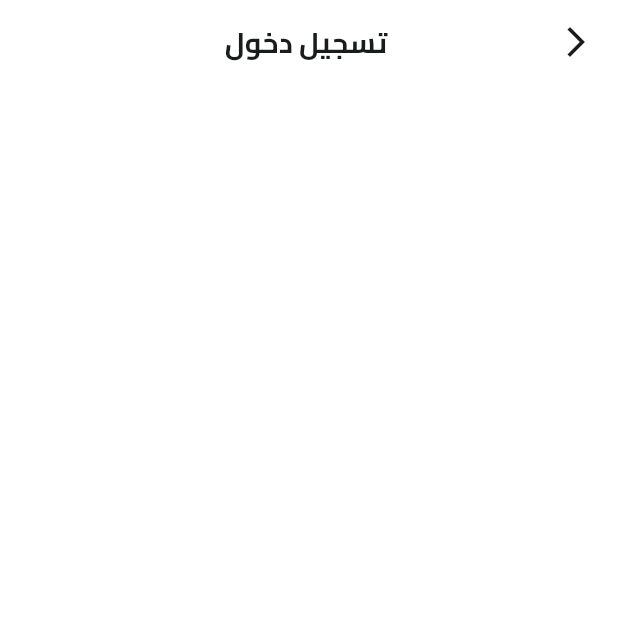
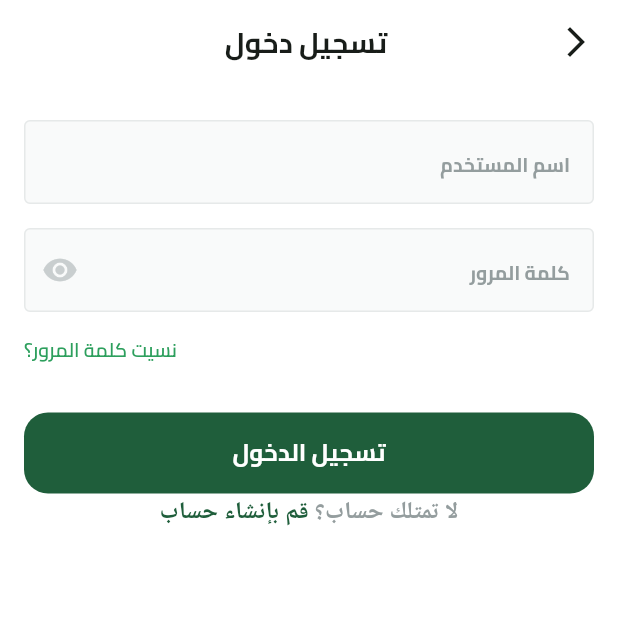
Before and after one commit to ibnRizk/fruits_hub, a Flutter app: the screen it shows after launch, after a tap on "تخط", on a phone screen of 412 x 824 dp, the top half of it. Run offline on Flutter 3.47's test engine with Material 3 defaults, Android fonts, the phone set to English and light mode, and no system bars; our stand-ins replace dots_indicator, shared_preferences; missing offline and left inert: svg_flutter.

Commit message:
login ui part 2

```diff
--- a/lib/core/utils/app_colors.dart
+++ b/lib/core/utils/app_colors.dart
@@ -3,4 +3,5 @@ import 'package:flutter/material.dart';
 abstract class AppColors {
   static const Color primaryColor = Color(0xff1F5E3B);
   static const Color secondaryColor = Color(0xFFF4A91F);
+  static const Color lightPrimaryColor = Color(0xFF2D9F5D);
 }
--- a/lib/core/utils/widgets/custom_button.dart
+++ b/lib/core/utils/widgets/custom_button.dart
@@ -1,5 +1,7 @@
 import 'package:flutter/material.dart';
 import 'package:fruits_hub/core/utils/app_colors.dart';
+
+import '../app_text_styles.dart';
 
 class CustomButton extends StatelessWidget {
   const CustomButton({
@@ -24,7 +26,9 @@ class CustomButton extends StatelessWidget {
         onPressed: onPressed,
         child: Text(
           text,
-          style: const TextStyle(color: Colors.white),
+          style: TextStyles.bold16.copyWith(
+            color: Colors.white,
+          ),
         ),
       ),
     );
--- /dev/null
+++ b/lib/core/utils/widgets/custom_text_field.dart
@@ -0,0 +1,42 @@
+import 'package:flutter/material.dart';
+import 'package:fruits_hub/core/utils/app_text_styles.dart';
+
+class CustomTextFormField extends StatelessWidget {
+  const CustomTextFormField({
+    super.key,
+    required this.hintText,
+    required this.textInputType,
+    this.suffixIcon,
+  });
+  final String hintText;
+  final TextInputType textInputType;
+  final Widget? suffixIcon;
+  @override
+  Widget build(BuildContext context) {
+    return TextFormField(
+      keyboardType: textInputType,
+      decoration: InputDecoration(
+        suffixIcon: suffixIcon,
+        hintStyle: TextStyles.bold13.copyWith(
+          color: const Color(0xFF949D9E),
+        ),
+        hintText: hintText,
+        filled: true,
+        fillColor: const Color(0xFFF9FAFA),
+        border: buildBorder(),
+        enabledBorder: buildBorder(),
+        focusedBorder: buildBorder(),
+      ),
+    );
+  }
+
+  OutlineInputBorder buildBorder() {
+    return OutlineInputBorder(
+      borderRadius: BorderRadius.circular(4),
+      borderSide: const BorderSide(
+        width: 1,
+        color: Color(0xFFE6E9E9),
+      ),
+    );
+  }
+}
--- a/lib/feature/auth/presentation/views/widgets/login_view_body.dart
+++ b/lib/feature/auth/presentation/views/widgets/login_view_body.dart
@@ -1,10 +1,82 @@
 import 'package:flutter/material.dart';
+import 'package:fruits_hub/core/utils/widgets/custom_button.dart';
+import 'package:fruits_hub/core/utils/widgets/custom_text_field.dart';
+
+import '../../../../../constants.dart';
+import '../../../../../core/utils/app_colors.dart';
+import '../../../../../core/utils/app_text_styles.dart';
 
 class LoginViewBody extends StatelessWidget {
   const LoginViewBody({super.key});
 
   @override
   Widget build(BuildContext context) {
-    return const Column();
+    return SingleChildScrollView(
+      child: Padding(
+        padding: const EdgeInsets.symmetric(
+          horizontal: kHorizintalPadding,
+        ),
+        child: Column(
+          children: [
+            SizedBox(height: 24),
+            CustomTextFormField(
+              hintText: 'اسم المستخدم',
+              textInputType: TextInputType.emailAddress,
+            ),
+            SizedBox(height: 16),
+            CustomTextFormField(
+              suffixIcon: Icon(
+                Icons.remove_red_eye,
+                color: Color(0xffC9CECF),
+              ),
+              hintText: 'كلمة المرور',
+              textInputType: TextInputType.visiblePassword,
+            ),
+            SizedBox(height: 16),
+            Row(
+              mainAxisAlignment: MainAxisAlignment.end,
+              children: [
+                Text(
+                  'نسيت كلمة المرور؟',
+                  style: TextStyles.semiBold13.copyWith(
+                    color: AppColors.lightPrimaryColor,
+                  ),
+                ),
+              ],
+            ),
+            SizedBox(height: 32),
+            CustomButton(
+              onPressed: () {},
+              text: 'تسجيل الدخول',
+            ),
+            Text.rich(
+              TextSpan(
+                children: [
+                  TextSpan(
+                    text: 'لا تمتلك حساب؟',
+                    style: TextStyles.semiBold16.copyWith(
+                      color: const Color(0xFF949D9E),
+                    ),
+                  ),
+                  TextSpan(
+                    text: ' ',
+                    style: TextStyles.semiBold16.copyWith(
+                      color: const Color(0xFF616A6B),
+                    ),
+                  ),
+                  TextSpan(
+                    text: 'قم بإنشاء حساب',
+                    style: TextStyles.semiBold16.copyWith(
+                      color: AppColors.primaryColor,
+                    ),
+                  ),
+                ],
+              ),
+              textAlign: TextAlign.center,
+            ),
+          ],
+        ),
+      ),
+    );
   }
 }
```
